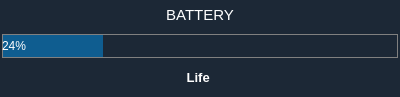
Qt form app/coreaction/wbattery.ui (rahmanshaber/corebox) before a commit.
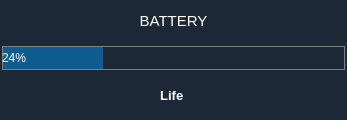
The same form after that commit.

What changed in the file:
```diff
--- a/app/coreaction/wbattery.ui
+++ b/app/coreaction/wbattery.ui
@@ -9,8 +9,8 @@
    <rect>
     <x>0</x>
     <y>0</y>
-    <width>400</width>
-    <height>97</height>
+    <width>347</width>
+    <height>120</height>
    </rect>
   </property>
   <property name="minimumSize">
```
